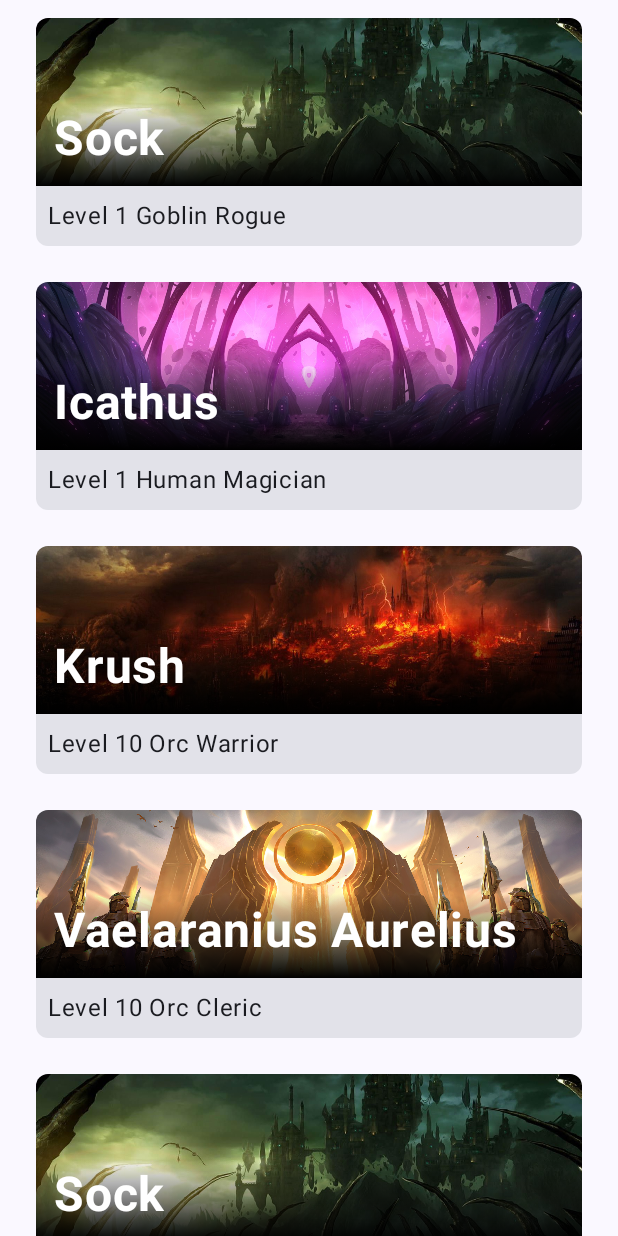
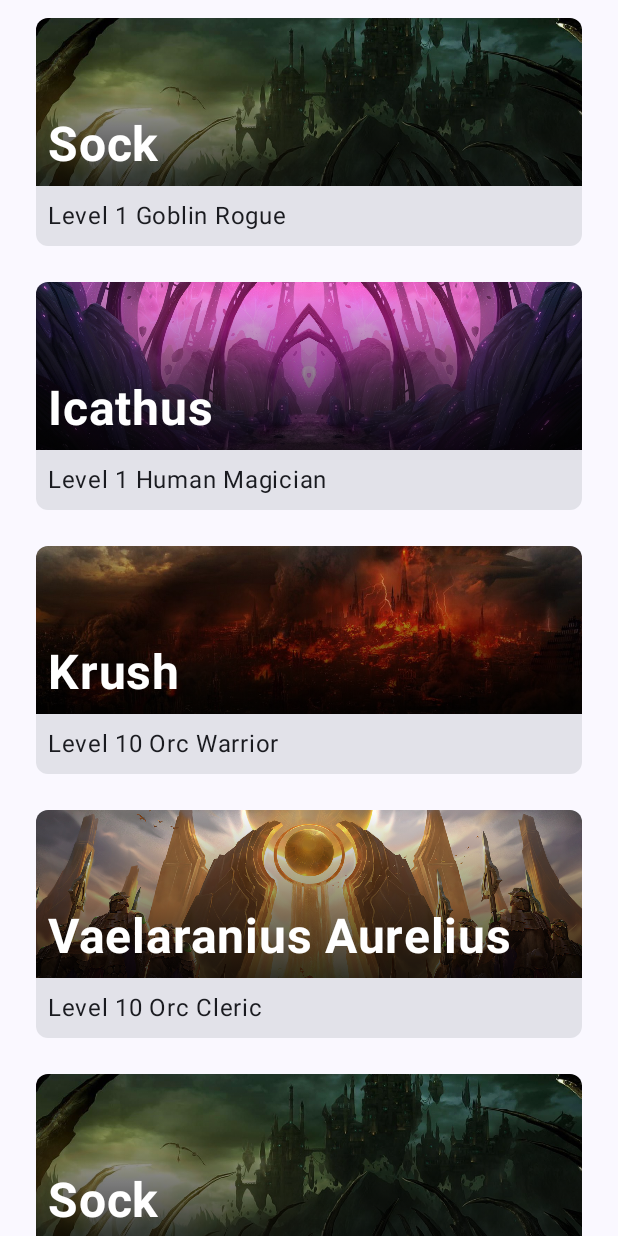
Before and after one commit to Veradux/Sheets-of-the-Demon-Lord, an Android app built with Jetpack Compose: the screen it shows after launch (MainActivity), on a phone screen of 412 x 824 dp. Run offline under Robolectric (Android 15) with nearby library versions, the phone set to English and light mode, and no system bars.

Commit message:
Add better scrim gradient

```diff
--- a/app/src/main/java/com/veradux/sheetsofthedemonlord/characters/presentation/CharactersComposables.kt
+++ b/app/src/main/java/com/veradux/sheetsofthedemonlord/characters/presentation/CharactersComposables.kt
@@ -51,18 +51,26 @@ fun CharacterCard(character: DemonLordCharacter) {
                 Box(
                     Modifier
                         .matchParentSize()
-                        .background(Brush.verticalGradient(listOf(Color.Transparent, Color.Transparent, Color.Black)))
+                        .background(
+                            Brush.verticalGradient(
+                                listOf(
+                                    Color.Transparent,
+                                    Color.Black.copy(alpha = 0.4f),
+                                    Color.Black.copy(alpha = 0.8f)
+                                )
+                            )
+                        )
                 )
-                // This text is always white, regardless of theme, because it is on top of an image.
+                // This text is always white, regardless of theme,
+                //  because it is on top of an image and needs guaranteed high contrast.
                 Text(
                     text = character.name,
                     fontSize = 32.sp,
                     color = Color.White,
                     fontWeight = FontWeight.Bold,
                     modifier = Modifier
-                        .padding(12.dp)
+                        .padding(8.dp)
                         .align(Alignment.BottomStart)
-
                 )
             }
             Text(
```
